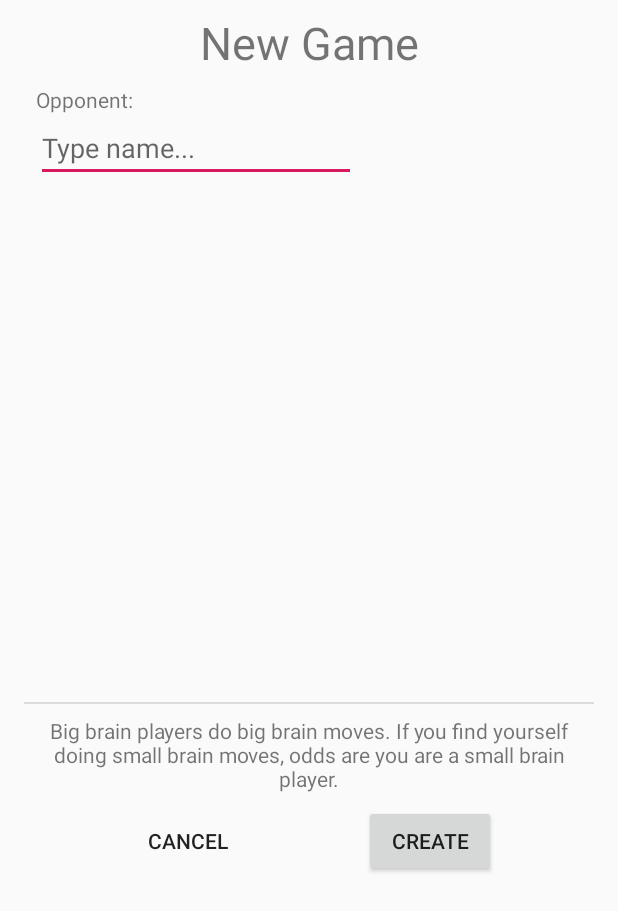
After one commit to Adrelix/schackApp, an Android app: the layout new_game_settings_layout.xml on its own in the app's theme, with its tools: preview values and no code run, on a phone screen of 412 x 824 dp. The commit adds this screen. Shown: the top 911 px of the screen. Run offline under Robolectric (Android 15) with nearby library versions, the phone set to English and light mode, and no system bars.

Commit message:
New game layout and template for code created

```diff
--- a/app/build.gradle
+++ b/app/build.gradle
@@ -29,6 +29,4 @@ dependencies {
     implementation 'com.google.firebase:firebase-database:16.0.1'
     implementation 'com.google.firebase:firebase-core:16.0.1'
     implementation 'com.google.firebase:firebase-auth:16.0.1'
-    implementation 'com.facebook.android:facebook-android-sdk:[5,6)'
-
 }
--- a/app/src/main/AndroidManifest.xml
+++ b/app/src/main/AndroidManifest.xml
@@ -22,6 +22,10 @@
             android:name=".RegisterNewProfile"
             android:noHistory="true"
             />
+        <activity
+            android:name=".NewGameSettings"
+            android:noHistory="true"
+            />
     </application>
 
 </manifest>
--- a/app/src/main/java/com/example/adam/schackapp/LoginScreen.java
+++ b/app/src/main/java/com/example/adam/schackapp/LoginScreen.java
@@ -33,6 +33,9 @@ public class LoginScreen extends AppCompatActivity {
     protected void onCreate(Bundle savedInstanceState) {
         super.onCreate(savedInstanceState);
         setContentView(R.layout.login_screen_layout);
+
+        Intent intent = new Intent(LoginScreen.this, MainActivity.class);
+        startActivity(intent);
 
         databaseProfiles = FirebaseDatabase.getInstance().getReference("profiles");
         mAuth = FirebaseAuth.getInstance();
--- a/app/src/main/java/com/example/adam/schackapp/MainActivity.java
+++ b/app/src/main/java/com/example/adam/schackapp/MainActivity.java
@@ -56,7 +56,7 @@ public class MainActivity extends AppCompatActivity {
                 Intent intent = new Intent(MainActivity.this, GameBoard.class);
                 intent.putExtra("playerName", playertitle[position]);
 
-                    startGame(view, intent);
+                    startGame(view, playertitle[position]);
             }
         });
 
@@ -64,9 +64,15 @@ public class MainActivity extends AppCompatActivity {
 
     }
 
+public void newGame(View view){
+    Intent intent = new Intent(MainActivity.this, NewGameSettings.class);
+    startActivity(intent);
 
+}
 
-    public void startGame(View view, Intent intent){
+    public void startGame(View view, String opponent){
+        Intent intent = new Intent(MainActivity.this, GameBoard.class);
+        intent.putExtra("playerName", opponent);
         startActivity(intent);
     }
 }
--- /dev/null
+++ b/app/src/main/java/com/example/adam/schackapp/NewGameSettings.java
@@ -0,0 +1,32 @@
+package com.example.adam.schackapp;
+
+import android.os.Bundle;
+import android.support.v7.app.AppCompatActivity;
+import android.util.DisplayMetrics;
+import android.view.View;
+import android.widget.EditText;
+
+public class NewGameSettings extends AppCompatActivity {
+
+
+    @Override
+    protected void onCreate(Bundle savedInstanceState) {
+        super.onCreate(savedInstanceState);
+        setContentView(R.layout.new_game_settings_layout);
+        DisplayMetrics dm = new DisplayMetrics();
+        getWindowManager().getDefaultDisplay().getMetrics(dm);
+
+        int width = dm.widthPixels;
+        int height = dm.heightPixels;
+        getWindow().setLayout((int)(width*0.8), (int)(height*0.6));
+
+    }
+
+    public void startNewGame(View view){
+        EditText opponentNameET = (EditText) findViewById(R.id.opponent_edit_text);
+        String opponentName = opponentNameET.getText().toString().trim();
+
+    }
+
+
+}
--- a/app/src/main/res/layout/activity_main.xml
+++ b/app/src/main/res/layout/activity_main.xml
@@ -27,7 +27,7 @@
         android:layout_marginStart="8dp"
         android:layout_marginTop="8dp"
         android:layout_marginEnd="8dp"
-        app:layout_constraintEnd_toEndOf="parent"
+        app:layout_constraintEnd_toStartOf="@+id/button"
         app:layout_constraintStart_toStartOf="parent"
         app:layout_constraintTop_toTopOf="parent"
         app:srcCompat="@drawable/chess_logo" />
@@ -44,4 +44,15 @@
         app:layout_constraintStart_toStartOf="parent"
         app:layout_constraintTop_toBottomOf="@+id/imageView" />
 
+    <Button
+        android:id="@+id/button"
+        android:layout_width="wrap_content"
+        android:layout_height="wrap_content"
+        android:layout_marginTop="8dp"
+        android:layout_marginEnd="8dp"
+        android:onClick="newGame"
+        android:text="@string/new_game"
+        app:layout_constraintEnd_toEndOf="parent"
+        app:layout_constraintTop_toTopOf="parent" />
+
 </android.support.constraint.ConstraintLayout>
--- /dev/null
+++ b/app/src/main/res/layout/new_game_settings_layout.xml
@@ -0,0 +1,97 @@
+<?xml version="1.0" encoding="utf-8"?>
+<android.support.constraint.ConstraintLayout xmlns:android="http://schemas.android.com/apk/res/android"
+    xmlns:app="http://schemas.android.com/apk/res-auto"
+    xmlns:tools="http://schemas.android.com/tools"
+    android:layout_width="match_parent"
+    android:layout_height="match_parent">
+
+    <TextView
+        android:id="@+id/valj_kategori_text"
+        android:layout_width="wrap_content"
+        android:layout_height="wrap_content"
+        android:layout_marginStart="8dp"
+        android:layout_marginTop="8dp"
+        android:layout_marginEnd="8dp"
+        android:text="@string/new_game"
+        android:textSize="30sp"
+        app:layout_constraintEnd_toEndOf="parent"
+        app:layout_constraintHorizontal_bias="0.502"
+        app:layout_constraintStart_toStartOf="parent"
+        app:layout_constraintTop_toTopOf="parent" />
+
+    <Button
+        android:id="@+id/start_button"
+        android:layout_width="wrap_content"
+        android:layout_height="wrap_content"
+        android:layout_marginTop="8dp"
+        android:layout_marginEnd="8dp"
+        android:onClick="startNewGame"
+        android:text="@string/create"
+        app:layout_constraintEnd_toEndOf="parent"
+        app:layout_constraintHorizontal_bias="0.5"
+        app:layout_constraintStart_toEndOf="@+id/cancel_button"
+        app:layout_constraintTop_toBottomOf="@+id/description_text" />
+
+    <View
+        android:id="@+id/divider"
+        android:layout_width="0dp"
+        android:layout_height="1dp"
+        android:layout_marginStart="16dp"
+        android:layout_marginTop="8dp"
+        android:layout_marginEnd="16dp"
+        android:layout_marginBottom="8dp"
+        android:background="?android:attr/listDivider"
+        app:layout_constraintBottom_toBottomOf="parent"
+        app:layout_constraintEnd_toEndOf="parent"
+        app:layout_constraintHorizontal_bias="0.0"
+        app:layout_constraintStart_toStartOf="parent"
+        app:layout_constraintTop_toTopOf="parent"
+        app:layout_constraintVertical_bias="0.57" />
+
+    <TextView
+        android:id="@+id/description_text"
+        android:layout_width="0dp"
+        android:layout_height="wrap_content"
+        android:layout_marginStart="16dp"
+        android:layout_marginTop="8dp"
+        android:layout_marginEnd="16dp"
+        android:text="@string/create_screen_tip"
+        android:textAlignment="center"
+        app:layout_constraintEnd_toEndOf="parent"
+        app:layout_constraintStart_toStartOf="parent"
+        app:layout_constraintTop_toBottomOf="@+id/divider" />
+
+    <Button
+        android:id="@+id/cancel_button"
+        style="@style/Widget.AppCompat.Button.Borderless"
+        android:layout_width="wrap_content"
+        android:layout_height="wrap_content"
+        android:layout_marginStart="8dp"
+        android:layout_marginTop="8dp"
+        android:text="@android:string/cancel"
+        app:layout_constraintEnd_toStartOf="@+id/start_button"
+        app:layout_constraintHorizontal_bias="0.5"
+        app:layout_constraintStart_toStartOf="parent"
+        app:layout_constraintTop_toBottomOf="@+id/description_text" />
+
+    <TextView
+        android:id="@+id/opponent_text"
+        android:layout_width="wrap_content"
+        android:layout_height="wrap_content"
+        android:layout_marginStart="24dp"
+        android:layout_marginTop="8dp"
+        android:text="@string/opponent"
+        app:layout_constraintStart_toStartOf="parent"
+        app:layout_constraintTop_toBottomOf="@+id/valj_kategori_text" />
+
+    <EditText
+        android:id="@+id/opponent_edit_text"
+        android:layout_width="wrap_content"
+        android:layout_height="wrap_content"
+        android:ems="10"
+        android:hint="@string/type_name"
+        android:inputType="text"
+        app:layout_constraintStart_toStartOf="@+id/opponent_text"
+        app:layout_constraintTop_toBottomOf="@+id/opponent_text" />
+
+</android.support.constraint.ConstraintLayout>
--- a/app/src/main/res/values/strings.xml
+++ b/app/src/main/res/values/strings.xml
@@ -7,6 +7,11 @@
     <string name="login_password">Password</string>
     <string name="repeat_password">Repeat password</string>
     <string name="login_register">Register \nnew profile</string>
+    <string name="new_game">New Game</string>
+    <string name="opponent">Opponent:</string>
+    <string name="type_name">Type name...</string>
+    <string name="create_screen_tip">Big brain players do big brain moves. If you find yourself doing small brain moves, odds are you are a small brain player.</string>
+    <string name="create">Create</string>
 
 
 </resources>
```
